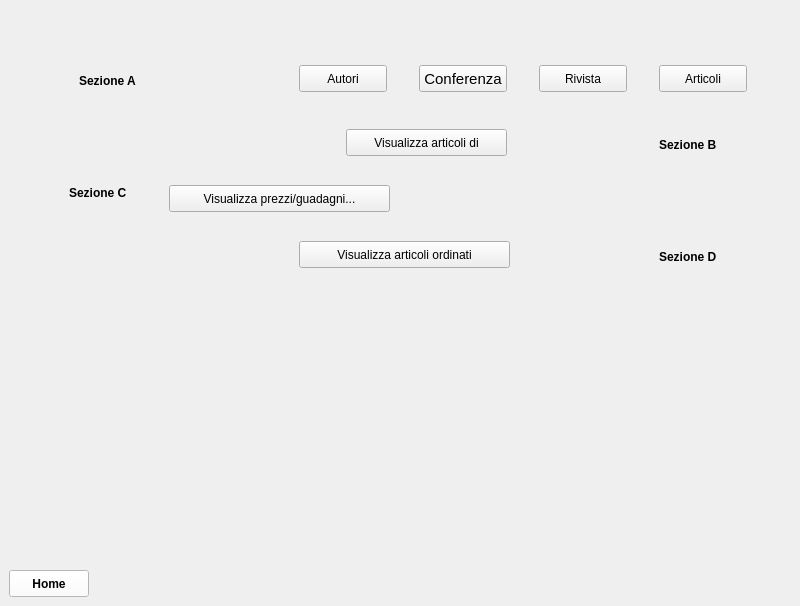
Before: the Qt Designer form Progetto/mainwindow.ui in Fappio97/ProjectPO, drawn with Qt 5.
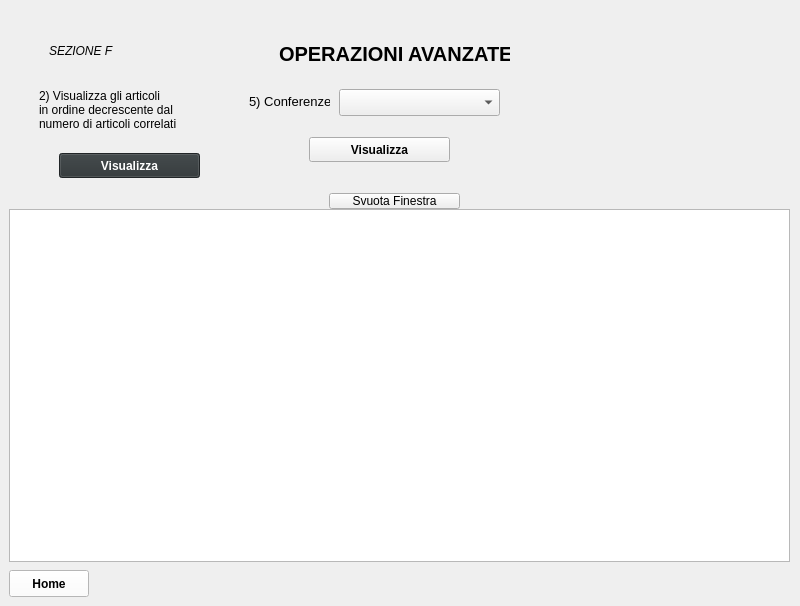
After: the same form once the commit is applied. The open tabs and pages were chosen to show the change.

Patch:
```diff
--- a/Progetto/mainwindow.ui
+++ b/Progetto/mainwindow.ui
@@ -2399,14 +2399,179 @@
      <widget class="QPushButton" name="SvuotaFinestra_4">
       <property name="geometry">
        <rect>
+        <x>320</x>
+        <y>184</y>
+        <width>131</width>
+        <height>16</height>
+       </rect>
+      </property>
+      <property name="text">
+       <string>Svuota Finestra</string>
+      </property>
+     </widget>
+     <widget class="QLabel" name="label_21">
+      <property name="geometry">
+       <rect>
+        <x>240</x>
+        <y>88</y>
+        <width>281</width>
+        <height>25</height>
+       </rect>
+      </property>
+      <property name="text">
+       <string>6) Stampa le riviste che sono specialistiche</string>
+      </property>
+     </widget>
+    </widget>
+    <widget class="QWidget" name="PaginaOperazioniAvanzate">
+     <widget class="QLabel" name="SEZIONEE_2">
+      <property name="geometry">
+       <rect>
+        <x>40</x>
+        <y>32</y>
+        <width>81</width>
+        <height>19</height>
+       </rect>
+      </property>
+      <property name="font">
+       <font>
+        <pointsize>9</pointsize>
+        <italic>true</italic>
+       </font>
+      </property>
+      <property name="text">
+       <string>SEZIONE F</string>
+      </property>
+     </widget>
+     <widget class="QLabel" name="TITLE_11">
+      <property name="geometry">
+       <rect>
+        <x>270</x>
+        <y>32</y>
+        <width>231</width>
+        <height>25</height>
+       </rect>
+      </property>
+      <property name="font">
+       <font>
+        <pointsize>15</pointsize>
+        <weight>75</weight>
+        <bold>true</bold>
+       </font>
+      </property>
+      <property name="text">
+       <string>OPERAZIONI AVANZATE</string>
+      </property>
+     </widget>
+     <widget class="QPlainTextEdit" name="VisualizzaOperazioniAvanzate">
+      <property name="geometry">
+       <rect>
+        <x>0</x>
+        <y>200</y>
+        <width>781</width>
+        <height>353</height>
+       </rect>
+      </property>
+     </widget>
+     <widget class="QPushButton" name="SvuotaFinestra_5">
+      <property name="geometry">
+       <rect>
+        <x>320</x>
+        <y>184</y>
+        <width>131</width>
+        <height>16</height>
+       </rect>
+      </property>
+      <property name="text">
+       <string>Svuota Finestra</string>
+      </property>
+     </widget>
+     <widget class="QPushButton" name="TastoOrdinaCorrelati">
+      <property name="geometry">
+       <rect>
         <x>50</x>
-        <y>184</y>
-        <width>131</width>
-        <height>16</height>
+        <y>144</y>
+        <width>141</width>
+        <height>25</height>
        </rect>
       </property>
+      <property name="font">
+       <font>
+        <weight>75</weight>
+        <bold>true</bold>
+       </font>
+      </property>
+      <property name="styleSheet">
+       <string notr="true">background-color: rgb(46, 52, 54);
+color: rgb(255, 255, 255);</string>
+      </property>
       <property name="text">
-       <string>Svuota Finestra</string>
+       <string>Visualizza</string>
+      </property>
+     </widget>
+     <widget class="QLabel" name="label_18">
+      <property name="geometry">
+       <rect>
+        <x>30</x>
+        <y>64</y>
+        <width>181</width>
+        <height>73</height>
+       </rect>
+      </property>
+      <property name="text">
+       <string>2) Visualizza gli articoli
+in ordine decrescente dal
+numero di articoli correlati</string>
+      </property>
+     </widget>
+     <widget class="QComboBox" name="ConferenzeBox_3">
+      <property name="geometry">
+       <rect>
+        <x>330</x>
+        <y>80</y>
+        <width>161</width>
+        <height>27</height>
+       </rect>
+      </property>
+     </widget>
+     <widget class="QLabel" name="Conferenze">
+      <property name="geometry">
+       <rect>
+        <x>240</x>
+        <y>80</y>
+        <width>81</width>
+        <height>25</height>
+       </rect>
+      </property>
+      <property name="font">
+       <font>
+        <pointsize>10</pointsize>
+       </font>
+      </property>
+      <property name="text">
+       <string>5) Conferenze</string>
+      </property>
+     </widget>
+     <widget class="QPushButton" name="TastoConferenzeSimili">
+      <property name="geometry">
+       <rect>
+        <x>300</x>
+        <y>128</y>
+        <width>141</width>
+        <height>25</height>
+       </rect>
+      </property>
+      <property name="font">
+       <font>
+        <weight>75</weight>
+        <bold>true</bold>
+       </font>
+      </property>
+      <property name="styleSheet">
+       <string notr="true"/>
+      </property>
+      <property name="text">
+       <string>Visualizza</string>
       </property>
      </widget>
     </widget>
```
Left out of the diff: 118 changed lines with no effect on the pictures.
